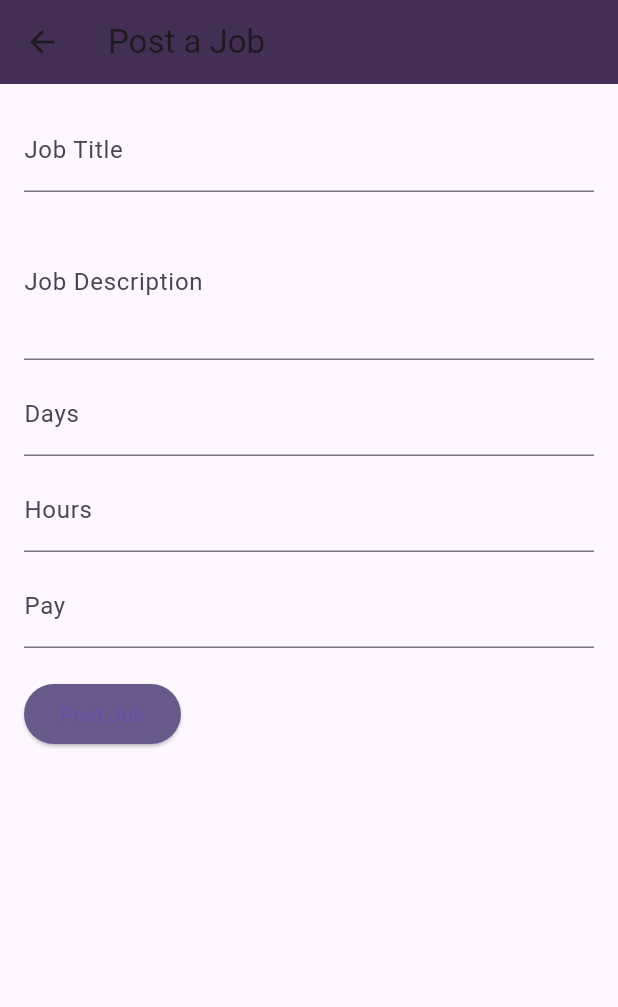
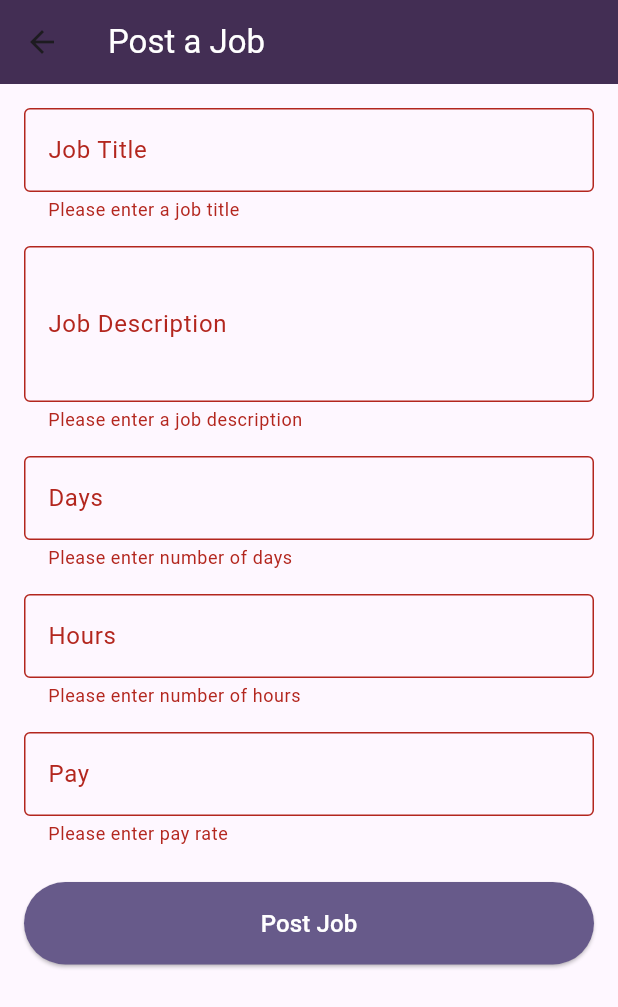
Before and after one commit to anaymaurya04/nsw, a Flutter app: the PostJobPage screen opened directly, after a tap on "Post Job", on a phone screen of 412 x 824 dp. Shown: the top 1007 px of the screen. Run offline on Flutter 3.47's test engine with Material 3 defaults, Android fonts, the phone set to English and light mode, and no system bars.

Commit message:
json update

```diff
--- a/lib/screens/postjobpage.dart
+++ b/lib/screens/postjobpage.dart
@@ -1,64 +1,151 @@
-// post_job.dart
 import 'package:flutter/material.dart';
+import 'package:flutter/services.dart';
 
-class PostJobPage extends StatelessWidget {
+class PostJobPage extends StatefulWidget {
   const PostJobPage({super.key});
 
   @override
+  _PostJobPageState createState() => _PostJobPageState();
+}
+
+class _PostJobPageState extends State<PostJobPage> {
+  final _formKey = GlobalKey<FormState>();
+  final TextEditingController _titleController = TextEditingController();
+  final TextEditingController _descriptionController = TextEditingController();
+  final TextEditingController _daysController = TextEditingController();
+  final TextEditingController _hoursController = TextEditingController();
+  final TextEditingController _payController = TextEditingController();
+
+  @override
+  void dispose() {
+    // Dispose controllers to prevent memory leaks
+    _titleController.dispose();
+    _descriptionController.dispose();
+    _daysController.dispose();
+    _hoursController.dispose();
+    _payController.dispose();
+    super.dispose();
+  }
+
+  void _submitJob() {
+    if (_formKey.currentState!.validate()) {
+      // TODO: Implement Firebase or backend job posting logic
+      ScaffoldMessenger.of(context).showSnackBar(
+        SnackBar(content: Text('Job Posted: ${_titleController.text}')),
+      );
+    }
+  }
+
+  @override
   Widget build(BuildContext context) {
-    final TextEditingController titleController = TextEditingController();
-    final TextEditingController descriptionController = TextEditingController();
-    final TextEditingController daysController = TextEditingController();
-    final TextEditingController hoursController = TextEditingController();
-    final TextEditingController payController = TextEditingController();
-
     return Scaffold(
       appBar: AppBar(
-        title: const Text("Post a Job"),
+        title: const Text(
+          "Post a Job",
+          style: TextStyle(color: Colors.white),
+        ),
         backgroundColor: const Color(0xFF432E54),
       ),
-      body: Padding(
+      body: SingleChildScrollView(
+        child: Padding(
           padding: const EdgeInsets.all(16.0),
+          child: Form(
+            key: _formKey,
             child: Column(
-          crossAxisAlignment: CrossAxisAlignment.start,
+              crossAxisAlignment: CrossAxisAlignment.stretch,
               children: [
-            TextField(
-              controller: titleController,
-              decoration: const InputDecoration(labelText: "Job Title"),
+                TextFormField(
+                  controller: _titleController,
+                  decoration: const InputDecoration(
+                    labelText: "Job Title",
+                    border: OutlineInputBorder(),
                   ),
-            const SizedBox(height: 8.0),
-            TextField(
-              controller: descriptionController,
-              decoration: const InputDecoration(labelText: "Job Description"),
+                  validator: (value) {
+                    if (value == null || value.isEmpty) {
+                      return 'Please enter a job title';
+                    }
+                    return null;
+                  },
+                ),
+                const SizedBox(height: 16.0),
+                TextFormField(
+                  controller: _descriptionController,
+                  decoration: const InputDecoration(
+                    labelText: "Job Description",
+                    border: OutlineInputBorder(),
+                  ),
                   maxLines: 3,
+                  validator: (value) {
+                    if (value == null || value.isEmpty) {
+                      return 'Please enter a job description';
+                    }
+                    return null;
+                  },
                 ),
-            const SizedBox(height: 8.0),
-            TextField(
-              controller: daysController,
-              decoration: const InputDecoration(labelText: "Days"),
+                const SizedBox(height: 16.0),
+                TextFormField(
+                  controller: _daysController,
+                  decoration: const InputDecoration(
+                    labelText: "Days",
+                    border: OutlineInputBorder(),
                   ),
-            const SizedBox(height: 8.0),
-            TextField(
-              controller: hoursController,
-              decoration: const InputDecoration(labelText: "Hours"),
+                  keyboardType: TextInputType.number,
+                  inputFormatters: [FilteringTextInputFormatter.digitsOnly],
+                  validator: (value) {
+                    if (value == null || value.isEmpty) {
+                      return 'Please enter number of days';
+                    }
+                    return null;
+                  },
                 ),
-            const SizedBox(height: 8.0),
-            TextField(
-              controller: payController,
-              decoration: const InputDecoration(labelText: "Pay"),
+                const SizedBox(height: 16.0),
+                TextFormField(
+                  controller: _hoursController,
+                  decoration: const InputDecoration(
+                    labelText: "Hours",
+                    border: OutlineInputBorder(),
                   ),
-            const SizedBox(height: 20.0),
+                  keyboardType: TextInputType.number,
+                  inputFormatters: [FilteringTextInputFormatter.digitsOnly],
+                  validator: (value) {
+                    if (value == null || value.isEmpty) {
+                      return 'Please enter number of hours';
+                    }
+                    return null;
+                  },
+                ),
+                const SizedBox(height: 16.0),
+                TextFormField(
+                  controller: _payController,
+                  decoration: const InputDecoration(
+                    labelText: "Pay",
+                    border: OutlineInputBorder(),
+                    prefixText: '\$',
+                  ),
+                  keyboardType: TextInputType.number,
+                  inputFormatters: [FilteringTextInputFormatter.digitsOnly],
+                  validator: (value) {
+                    if (value == null || value.isEmpty) {
+                      return 'Please enter pay rate';
+                    }
+                    return null;
+                  },
+                ),
+                const SizedBox(height: 24.0),
                 ElevatedButton(
-              onPressed: () {
-                // TODO: Implement Firebase logic to create job
-                print("Job Posted: ${titleController.text}");
-              },
+                  onPressed: _submitJob,
                   style: ElevatedButton.styleFrom(
                     backgroundColor: const Color(0xFF675A8A),
+                    padding: const EdgeInsets.symmetric(vertical: 16.0),
                   ),
-              child: const Text("Post Job"),
+                  child: const Text(
+                    "Post Job",
+                    style: TextStyle(fontSize: 16, color: Colors.white),
+                  ),
                 ),
               ],
+            ),
+          ),
         ),
       ),
     );
```
Lines whose indentation alone changed are shown as unchanged.
